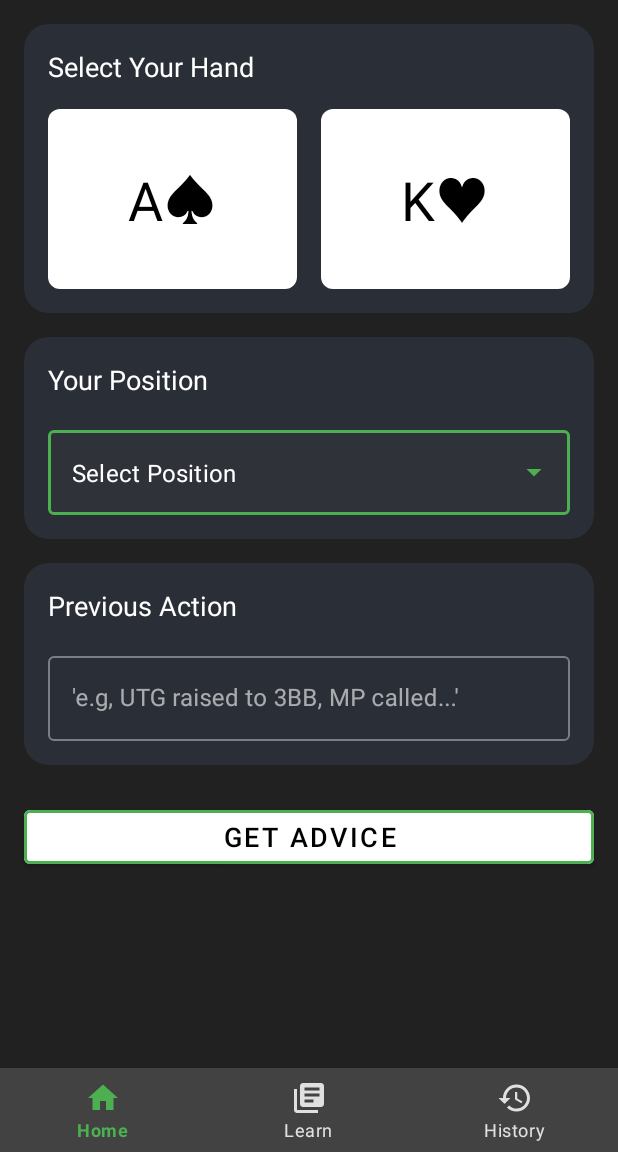
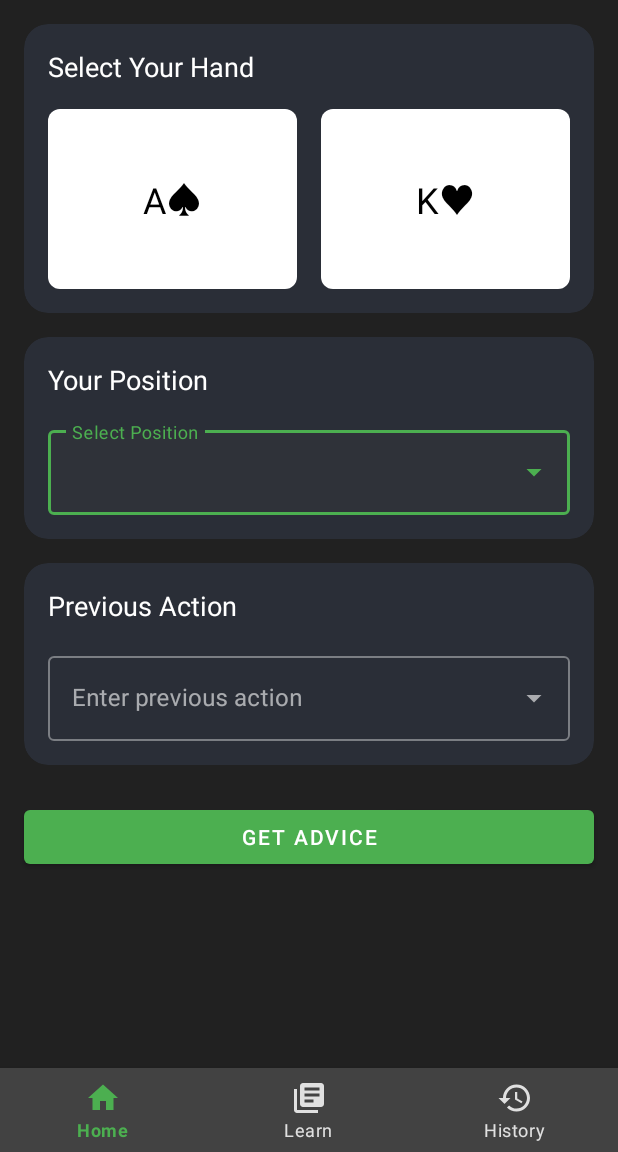
Before and after one commit to RyanLuo1/PreflopPal, an Android app: the screen it shows after launch (MainActivity), on a phone screen of 412 x 824 dp, the part 84-1236 px from its top. Run offline under Robolectric (Android 15) with nearby library versions, the phone set to English and light mode, and no system bars.

Commit message:
Final look at stage 1 UI. Basic UI implementation is ready.
Added previous action textbox hint and suggestions for UTG (when player is not UTG). The goal is for users to follow this type of format, and we will parse the string ourself later with own logic.

Final fully functional UI with 0 logic.

```diff
--- a/app/src/main/java/com/ryanluo/prefloppal/MainActivity.kt
+++ b/app/src/main/java/com/ryanluo/prefloppal/MainActivity.kt
@@ -1,7 +1,7 @@
 package com.ryanluo.prefloppal
 
 import android.os.Bundle
-import android.view.View
+import android.widget.AdapterView
 import android.widget.ArrayAdapter
 import android.widget.AutoCompleteTextView
 import android.widget.TextView
@@ -15,7 +15,7 @@ class MainActivity : AppCompatActivity() {
     private lateinit var card1TextView: TextView
     private lateinit var card2TextView: TextView
     private lateinit var positionDropdown: AutoCompleteTextView
-    private lateinit var previousActionInput: TextView
+    private lateinit var previousActionInput: AutoCompleteTextView
     private lateinit var getAdviceButton: MaterialButton
 
     override fun onCreate(savedInstanceState: Bundle?) {
@@ -54,21 +54,46 @@ class MainActivity : AppCompatActivity() {
     }
 
     private fun setupPositionDropdown() {
-        val positions = arrayOf("Button (BTN)", "Small Blind (SB)", "Big Blind (BB)", "Under the Gun (UTG)", "Middle Position (MP)", "Cut-off (CO)")
+        val positions = listOf("UTG", "UTG+1", "UTG+2", "MP", "MP+1", "HJ", "CO", "BTN", "SB", "BB")
         val adapter = ArrayAdapter(this, R.layout.dropdown_item, positions)
         positionDropdown = findViewById(R.id.positionDropdown)
         positionDropdown.setAdapter(adapter)
+
+        positionDropdown.onItemClickListener = AdapterView.OnItemClickListener { _, _, position, _ ->
+            val selectedPosition = positions[position]
+            updatePreviousActionInput(selectedPosition)
+        }
     }
 
     private fun setupPreviousActionInput() {
         previousActionInput = findViewById(R.id.previousActionInput)
 
         val suggestions = listOf(
-            "UTG raised to 3BB",
-            "MP called"
+            "UTG folds",
+            "UTG calls",
+            "UTG raises to 2 BB",
+            "UTG all in"
         )
+
         val adapter = ArrayAdapter(this, android.R.layout.simple_dropdown_item_1line, suggestions)
-        (previousActionInput as? AutoCompleteTextView)?.setAdapter(adapter)
+        previousActionInput.setAdapter(adapter)
+        previousActionInput.threshold = 1 // Start showing suggestions after 1 character
+    }
+
+    private fun updatePreviousActionInput(selectedPosition: String) {
+        when (selectedPosition) {
+            "UTG" -> {
+                previousActionInput.setText("No previous action")
+                previousActionInput.isEnabled = false
+                previousActionInput.setAdapter(null)
+            }
+            else -> {
+                previousActionInput.setText("")
+                previousActionInput.isEnabled = true
+                previousActionInput.hint = "Enter previous actions"
+                setupPreviousActionInput() // Re-setup suggestions for non-UTG positions
+            }
+        }
     }
 
     private fun setupGetAdviceButton() {
@@ -89,18 +114,18 @@ class MainActivity : AppCompatActivity() {
         }
     }
 
+    private fun getAdviceAndStrength(card1: String, card2: String, position: String, previousAction: String): Triple<String, String, Double> {
+        // TODO: Implement your logic here to generate advice, explanation, and hand strength
+        // This is a placeholder implementation
+        return Triple("Raise", "You have a strong hand in good position. Previous action: $previousAction", 7.5)
+    }
+
     private fun showAdvicePopup(advice: String, explanation: String, handStrength: Double) {
         val strengthPercentage = (handStrength * 10).toInt()
         val strengthText = String.format("%.1f / 10.0", handStrength)
 
         val dialog = AdviceDialogFragment.newInstance(advice, explanation, strengthPercentage, strengthText)
         dialog.show(supportFragmentManager, "AdviceDialog")
-    }
-
-    private fun getAdviceAndStrength(card1: String, card2: String, position: String, previousAction: String): Triple<String, String, Double> {
-        // Implement your logic here to generate advice, explanation, and hand strength
-        // This is a placeholder implementation
-        return Triple("Raise", "You have a strong hand in good position. $previousAction", 7.5)
     }
 
     private fun setupBottomNavigation() {
--- a/app/src/main/res/layout/activity_main.xml
+++ b/app/src/main/res/layout/activity_main.xml
@@ -1,5 +1,6 @@
 <?xml version="1.0" encoding="utf-8"?>
-<androidx.constraintlayout.widget.ConstraintLayout xmlns:android="http://schemas.android.com/apk/res/android"
+<androidx.constraintlayout.widget.ConstraintLayout
+    xmlns:android="http://schemas.android.com/apk/res/android"
     xmlns:app="http://schemas.android.com/apk/res-auto"
     xmlns:tools="http://schemas.android.com/tools"
     android:layout_width="match_parent"
@@ -12,9 +13,7 @@
         android:layout_width="match_parent"
         android:layout_height="?attr/actionBarSize"
         android:background="@color/dark_gray_800"
-        app:layout_constraintTop_toTopOf="parent"
-        app:contentInsetStartWithNavigation="0dp"
-        app:contentInsetStart="0dp">
+        app:layout_constraintTop_toTopOf="parent">
 
         <TextView
             android:id="@+id/toolbarTitle"
@@ -29,7 +28,7 @@
     </androidx.appcompat.widget.Toolbar>
 
     <androidx.cardview.widget.CardView
-        android:id="@+id/handSelectionContainer"
+        android:id="@+id/cardSelectionContainer"
         android:layout_width="match_parent"
         android:layout_height="wrap_content"
         android:layout_marginHorizontal="16dp"
@@ -46,7 +45,6 @@
             android:padding="16dp">
 
             <TextView
-                android:id="@+id/selectHandText"
                 android:layout_width="wrap_content"
                 android:layout_height="wrap_content"
                 android:text="Select Your Hand"
@@ -70,7 +68,7 @@
                     android:gravity="center"
                     android:text="A♠"
                     android:textColor="@color/black"
-                    android:textSize="36sp"
+                    android:textSize="24sp"
                     android:clickable="true"
                     android:focusable="true" />
 
@@ -84,7 +82,7 @@
                     android:gravity="center"
                     android:text="K♥"
                     android:textColor="@color/black"
-                    android:textSize="36sp"
+                    android:textSize="24sp"
                     android:clickable="true"
                     android:focusable="true" />
 
@@ -93,7 +91,7 @@
     </androidx.cardview.widget.CardView>
 
     <androidx.cardview.widget.CardView
-        android:id="@+id/positionSelectionContainer"
+        android:id="@+id/positionContainer"
         android:layout_width="match_parent"
         android:layout_height="wrap_content"
         android:layout_marginHorizontal="16dp"
@@ -101,7 +99,7 @@
         app:cardBackgroundColor="@color/card_background"
         app:cardCornerRadius="16dp"
         app:cardElevation="0dp"
-        app:layout_constraintTop_toBottomOf="@id/handSelectionContainer">
+        app:layout_constraintTop_toBottomOf="@id/cardSelectionContainer">
 
         <LinearLayout
             android:layout_width="match_parent"
@@ -110,7 +108,6 @@
             android:padding="16dp">
 
             <TextView
-                android:id="@+id/positionText"
                 android:layout_width="wrap_content"
                 android:layout_height="wrap_content"
                 android:text="Your Position"
@@ -129,7 +126,7 @@
                     android:layout_width="match_parent"
                     android:layout_height="wrap_content"
                     android:inputType="none"
-                    android:text="Select Position" />
+                    android:hint="Select Position" />
 
             </com.google.android.material.textfield.TextInputLayout>
         </LinearLayout>
@@ -144,7 +141,7 @@
         app:cardBackgroundColor="@color/card_background"
         app:cardCornerRadius="16dp"
         app:cardElevation="0dp"
-        app:layout_constraintTop_toBottomOf="@id/positionSelectionContainer">
+        app:layout_constraintTop_toBottomOf="@id/positionContainer">
 
         <LinearLayout
             android:layout_width="match_parent"
@@ -162,17 +159,16 @@
 
             <com.google.android.material.textfield.TextInputLayout
                 android:id="@+id/previousActionLayout"
+                style="@style/Widget.MaterialComponents.TextInputLayout.OutlinedBox.ExposedDropdownMenu"
                 android:layout_width="match_parent"
-                android:layout_height="wrap_content"
-                style="@style/Widget.MaterialComponents.TextInputLayout.OutlinedBox">
+                android:layout_height="wrap_content">
 
-                <com.google.android.material.textfield.TextInputEditText
+                <AutoCompleteTextView
                     android:id="@+id/previousActionInput"
                     android:layout_width="match_parent"
                     android:layout_height="wrap_content"
-                    android:hint= "'e.g, UTG raised to 3BB, MP called...'"
-                    android:inputType="text"
-                    android:maxLines="3" />
+                    android:hint="Enter previous action"
+                    android:inputType="text" />
 
             </com.google.android.material.textfield.TextInputLayout>
         </LinearLayout>
@@ -184,12 +180,9 @@
         android:layout_height="wrap_content"
         android:layout_marginHorizontal="16dp"
         android:layout_marginTop="24dp"
-        android:text="Get Advice"
-        android:textColor="@color/black"
-        android:textSize="18sp"
-        app:backgroundTint="@android:color/white"
-        app:strokeColor="@color/green_500"
-        app:strokeWidth="2dp"
+        android:text="GET ADVICE"
+        android:textColor="@android:color/white"
+        app:backgroundTint="@color/green_500"
         app:layout_constraintLeft_toLeftOf="parent"
         app:layout_constraintRight_toRightOf="parent"
         app:layout_constraintTop_toBottomOf="@id/previousActionContainer" />
```
